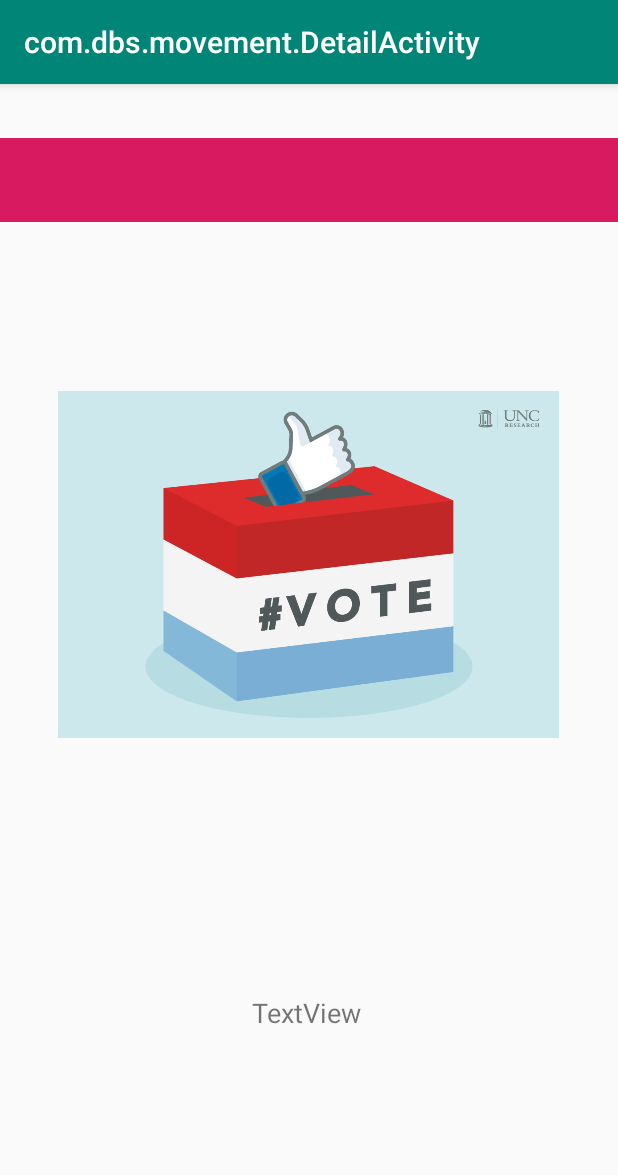
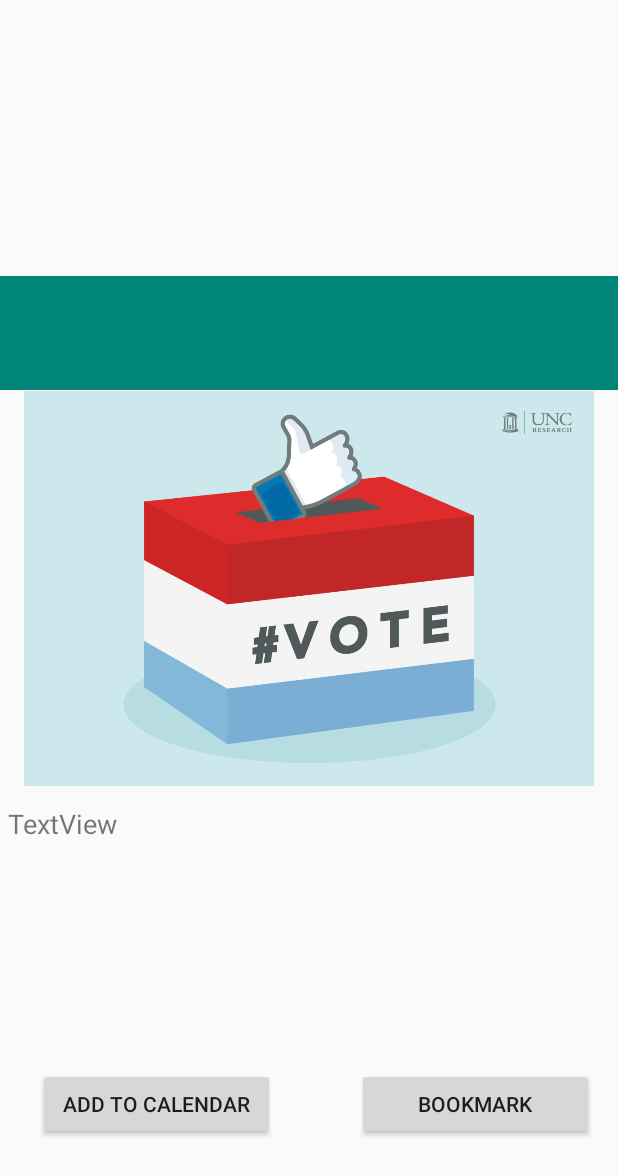
Before and after one commit to michaelbell010/movement, an Android app: the DetailActivity screen opened directly, with no data from a screen before it, on a phone screen of 412 x 824 dp. Shown: the top 1175 px of the screen. Run offline under Robolectric (Android 15) with nearby library versions, the phone set to English and light mode, and no system bars.

Commit message:
Stability fix Changed icons added bookmark fragment added buttons to event views

```diff
--- a/app/src/main/java/com/dbs/movement/DetailActivity.java
+++ b/app/src/main/java/com/dbs/movement/DetailActivity.java
@@ -19,6 +19,7 @@ public class DetailActivity extends AppCompatActivity {
     protected void onCreate(Bundle savedInstanceState) {
         super.onCreate(savedInstanceState);
         setContentView(R.layout.activity_detail);
+        getSupportActionBar().hide();
 
         mToolbar = findViewById(R.id.toolbar);
         mEvent = findViewById(R.id.ivImage);
--- a/app/src/main/java/com/dbs/movement/FirebaseViewHolder.java
+++ b/app/src/main/java/com/dbs/movement/FirebaseViewHolder.java
@@ -47,6 +47,7 @@ public class FirebaseViewHolder extends RecyclerView.ViewHolder{
         TextView mPostDesc = mview.findViewById(R.id.post_desc);
         ImageView mImage = mview.findViewById(R.id.post_image);
         TextView mPostTitle = mview.findViewById(R.id.post_title);
+
         mPostDesc.setText(desc);
         mPostTitle.setText(title);
         Picasso.get().load(image).into(mImage);
--- a/app/src/main/res/layout/activity_detail.xml
+++ b/app/src/main/res/layout/activity_detail.xml
@@ -7,45 +7,72 @@
     tools:context=".DetailActivity">
 
 
+    <Button
+        android:id="@+id/button4"
+        android:layout_width="158dp"
+        android:layout_height="48dp"
+        android:layout_marginStart="24dp"
+        android:layout_marginEnd="43dp"
+        android:layout_marginBottom="64dp"
+        android:text="Add to Calendar"
+        app:layout_constraintBottom_toBottomOf="parent"
+        app:layout_constraintEnd_toStartOf="@+id/button3"
+        app:layout_constraintHorizontal_bias="0.085"
+        app:layout_constraintStart_toStartOf="parent" />
+
     <androidx.appcompat.widget.Toolbar
         android:id="@+id/toolbar"
         android:layout_width="match_parent"
-        android:layout_height="wrap_content"
-        android:layout_marginBottom="676dp"
-        android:background="?attr/colorAccent"
+        android:layout_height="76dp"
+        android:layout_marginBottom="564dp"
+        android:background="?attr/colorPrimary"
         android:minHeight="?attr/actionBarSize"
         android:theme="?attr/actionBarTheme"
         app:layout_constraintBottom_toBottomOf="parent"
-        app:layout_constraintHorizontal_bias="1.0"
+        app:layout_constraintHorizontal_bias="0.0"
         app:layout_constraintLeft_toLeftOf="parent"
         app:layout_constraintRight_toRightOf="parent"
-        app:popupTheme="@style/ThemeOverlay.AppCompat.Light"
-        app:theme="@style/ThemeOverlay.AppCompat.Dark" />
+        app:popupTheme="@style/ThemeOverlay.AppCompat.ActionBar"
+        app:theme="@style/ThemeOverlay.AppCompat.Light" />
 
     <ImageView
         android:id="@+id/ivImage"
-        android:layout_width="334dp"
+        android:layout_width="match_parent"
         android:layout_height="263dp"
         android:layout_gravity="center"
-        android:layout_marginBottom="316dp"
+        android:layout_marginTop="32dp"
+        android:layout_marginBottom="396dp"
         android:src="@drawable/politics"
         app:layout_constraintBottom_toBottomOf="parent"
-        app:layout_constraintHorizontal_bias="0.493"
+        app:layout_constraintHorizontal_bias="0.0"
         app:layout_constraintLeft_toLeftOf="parent"
-        app:layout_constraintRight_toRightOf="parent" />
+        app:layout_constraintRight_toRightOf="parent"
+        app:layout_constraintTop_toBottomOf="@+id/toolbar"
+        app:layout_constraintVertical_bias="0.25" />
 
     <TextView
         android:id="@+id/tvDescription"
-        android:layout_width="402dp"
-        android:layout_height="177dp"
-        android:layout_marginBottom="60dp"
-        android:gravity="center"
+        android:layout_width="match_parent"
+        android:layout_height="141dp"
+        android:layout_marginTop="24dp"
+        android:layout_marginBottom="168dp"
+        android:gravity="left"
         android:padding="5dp"
         android:text="TextView"
         android:textSize="18sp"
         app:layout_constraintBottom_toBottomOf="parent"
-        app:layout_constraintHorizontal_bias="0.32"
         app:layout_constraintLeft_toLeftOf="parent"
-        app:layout_constraintRight_toRightOf="parent" />
+        app:layout_constraintRight_toRightOf="parent"
+        app:layout_constraintTop_toBottomOf="@+id/ivImage" />
+
+    <Button
+        android:id="@+id/button3"
+        android:layout_width="158dp"
+        android:layout_height="48dp"
+        android:layout_marginEnd="16dp"
+        android:layout_marginBottom="64dp"
+        android:text="Bookmark"
+        app:layout_constraintBottom_toBottomOf="parent"
+        app:layout_constraintEnd_toEndOf="parent" />
 
 </androidx.constraintlayout.widget.ConstraintLayout>
--- a/app/src/main/res/menu/drawer_menu.xml
+++ b/app/src/main/res/menu/drawer_menu.xml
@@ -12,6 +12,11 @@
             android:id="@+id/nav_kyr"
             android:icon="@drawable/ic_email"
             android:title="Know Your Rights" />
+
+        <item
+            android:id="@+id/nav_bookmarks"
+            android:icon="@drawable/ic_notifications_black_24dp"
+            android:title="Bookmarks"/>
         <item
             android:id="@+id/nav_event"
             android:icon="@drawable/ic_event"
```
Also changed, not shown: app/src/main/java/com/dbs/movement/BookmarksFragment.java (added, +19 -0 lines), app/src/main/java/com/dbs/movement/HomeActivity.java (+11 -5 lines), app/src/main/res/layout/activity_home.xml (+10 -9 lines), app/src/main/res/layout/event_list_view.xml (+21 -22 lines), app/src/main/res/layout/fragment_bookmarks.xml (renamed from app/src/main/res/layout/fragment_information.xml, +7 -1 lines), app/src/main/res/layout/fragment_event.xml (+13 -3 lines).
